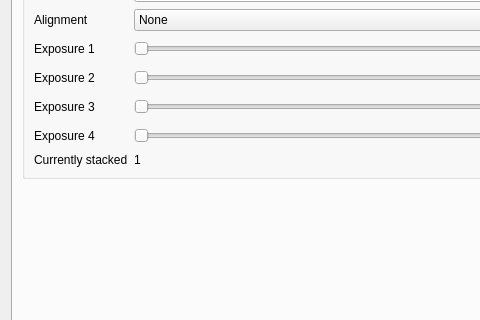
srcejon/sdrangel, file plugins/feature/camera/camerasettingsdialog.ui: the form before one commit; both pictures show x 0 to 480 and y 308 to 628 of the 814 by 934 pixel window.
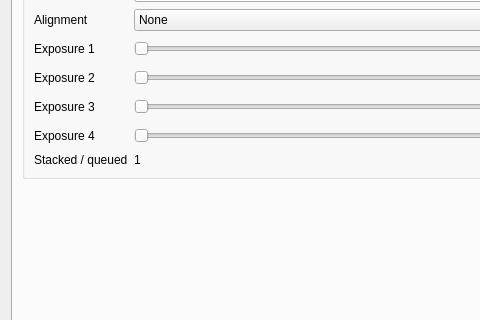
The form after the commit. The open tabs and pages were chosen to show the change. Icons and pictures are not drawn. Custom widgets are drawn as their Qt base class.

Commit message: Show queued camera stacking frames

The edit to the form file:
```diff
--- a/plugins/feature/camera/camerasettingsdialog.ui
+++ b/plugins/feature/camera/camerasettingsdialog.ui
@@ -1527,7 +1527,7 @@
           <item row="9" column="0">
            <widget class="QLabel" name="stackCurrentCountLabel">
             <property name="text">
-             <string>Currently stacked</string>
+             <string>Stacked / queued</string>
             </property>
            </widget>
           </item>
```
The commit also changes 7 other files.
